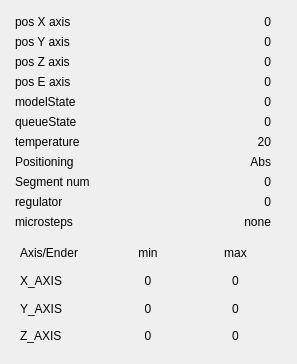
cuby-tec/mitoPrinter, file coordinatuswidget.ui: the form before one commit.
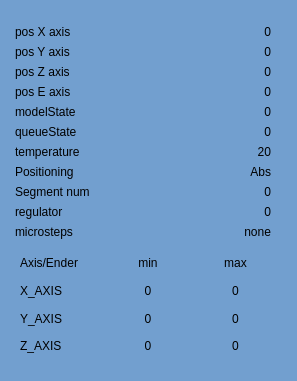
The form after the commit.

```diff
--- a/coordinatuswidget.ui
+++ b/coordinatuswidget.ui
@@ -7,17 +7,20 @@
     <x>0</x>
     <y>0</y>
     <width>297</width>
-    <height>364</height>
+    <height>381</height>
    </rect>
   </property>
   <property name="windowTitle">
    <string>Form</string>
   </property>
+  <property name="styleSheet">
+   <string notr="true">background-color: rgb(114, 159, 207);</string>
+  </property>
   <widget class="QWidget" name="verticalLayoutWidget">
    <property name="geometry">
     <rect>
      <x>0</x>
-     <y>0</y>
+     <y>10</y>
      <width>291</width>
      <height>359</height>
     </rect>
```
